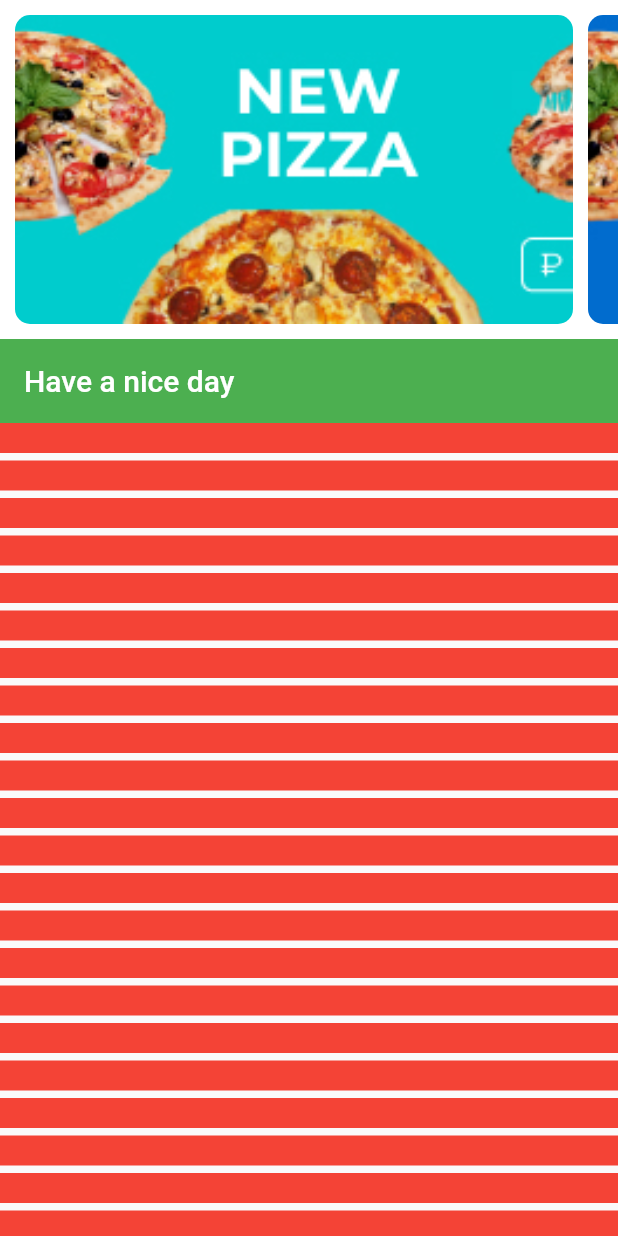
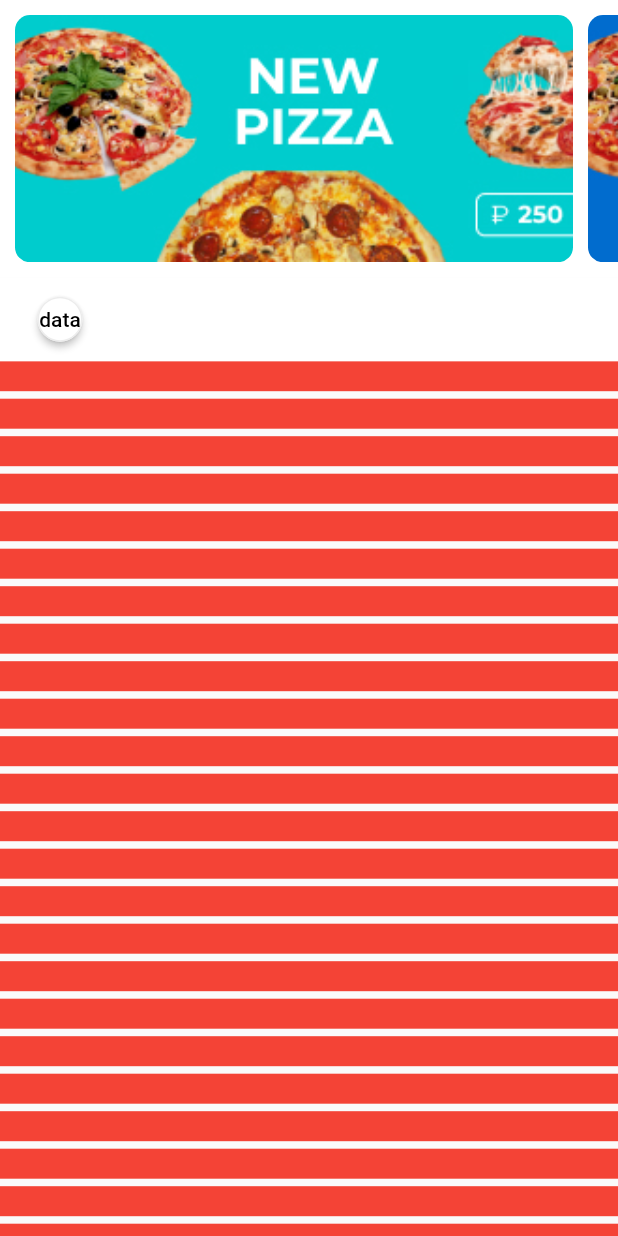
Before and after one commit to gooodwin67/pizza_app, a Flutter app: the screen it shows after launch, on a phone screen of 412 x 824 dp. Run offline on Flutter 3.47's test engine with Material 2 defaults, Android fonts, the phone set to English and light mode, and no system bars.

Commit message:
main tabs

```diff
--- a/lib/screens/main_screen/components/banners_list_wrap.dart
+++ b/lib/screens/main_screen/components/banners_list_wrap.dart
@@ -14,7 +14,7 @@ class Banners_List_Wrap extends StatelessWidget {
   @override
   Widget build(BuildContext context) {
     return Container(
-      height: size.height * 0.25,
+      height: size.height * 0.20,
       child: ListView.separated(
         padding: EdgeInsets.symmetric(horizontal: kDefaultPadding / 2),
         itemCount: listBanners.length,
@@ -24,7 +24,7 @@ class Banners_List_Wrap extends StatelessWidget {
         },
         itemBuilder: (context, index) {
           return Container(
-            height: size.height * 0.25,
+            height: size.height * 0.20,
             width: size.width - 40,
             child: ClipRRect(
               borderRadius: BorderRadius.circular(10),
--- a/lib/screens/main_screen/main_screen.dart
+++ b/lib/screens/main_screen/main_screen.dart
@@ -1,3 +1,4 @@
+import 'package:flutter/foundation.dart';
 import 'package:flutter/material.dart';
 import 'package:pizza_app/constants.dart';
 
@@ -36,8 +37,6 @@ class _MainScreenWidgetState extends State<MainScreenWidget> {
       newOpacity = 0;
     }
     setState(() {});
-
-    print("Extent after: $newOpacity");
   }
 
   @override
@@ -62,13 +61,37 @@ class _MainScreenWidgetState extends State<MainScreenWidget> {
                 opacity: newOpacity,
                 child: Banners_List_Wrap(size: size, listBanners: listBanners),
               ),
-              //expandedHeight: 150,
-              //collapsedHeight: 150,
-              toolbarHeight: size.height * 0.25 + kDefaultPadding,
+              toolbarHeight: size.height * 0.20 + kDefaultPadding,
             ),
-            const SliverAppBar(
-              backgroundColor: Colors.green,
-              title: Text('Have a nice day'),
+            SliverAppBar(
+              backgroundColor: Colors.white,
+              title: Row(
+                children: [
+                  ElevatedButton(
+                    onPressed: () {},
+                    style: ButtonStyle(
+                      minimumSize: MaterialStateProperty.all(Size(30, 30)),
+                      padding: MaterialStateProperty.all(
+                        EdgeInsets.symmetric(vertical: 0),
+                      ),
+                      backgroundColor: MaterialStateProperty.all(Colors.white),
+                      side: MaterialStateProperty.all(
+                        const BorderSide(
+                          color: Color.fromARGB(255, 236, 236, 236),
+                        ),
+                      ),
+                      shape: MaterialStateProperty.all(
+                        RoundedRectangleBorder(
+                            borderRadius: BorderRadius.circular(50)),
+                      ),
+                    ),
+                    child: const Text(
+                      'data',
+                      style: TextStyle(color: Colors.black),
+                    ),
+                  ),
+                ],
+              ),
               floating: true,
               pinned: true,
             ),
```
